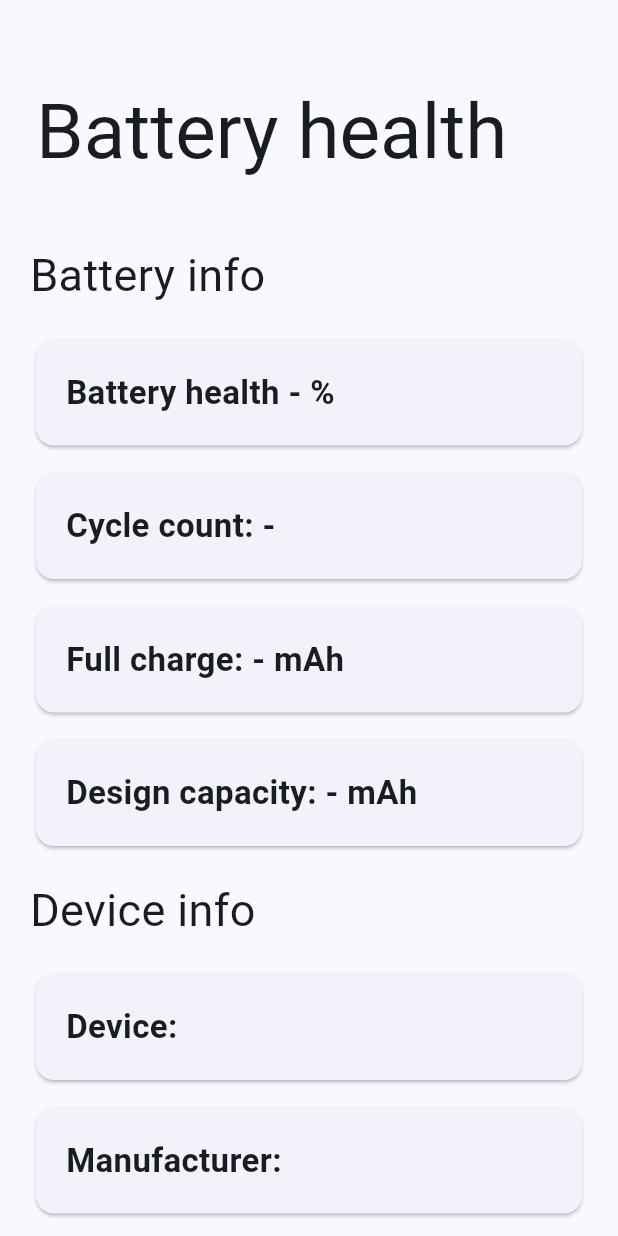
After one commit to Maciek-Hetman/battery_health, a Flutter app: the screen it shows after launch, on a phone screen of 412 x 824 dp. The commit adds this screen. Run offline on Flutter 3.47's test engine with Material 2 defaults, Android fonts, the phone set to English and light mode, and no system bars; drawn by our look-alikes of dynamic_color; our stand-ins replace device_info_plus; missing offline and left inert: root.

Commit message:
moved garbage to separate file

```diff
--- /dev/null
+++ b/lib/BatteryHealthView.dart
@@ -0,0 +1,73 @@
+import 'package:flutter/material.dart';
+
+import './card_widget.dart';
+
+class BatteryHealthView extends StatelessWidget {
+  final String _batteryHealth;
+  final String _cycleCount;
+  final String _fullChargeReadable;
+  final String _designCapacityReadable;
+  final String _deviceName;
+  final String _deviceManufacturer;
+  final String _deviceAndroidVersion;
+  final bool _rootAccess;
+
+  const BatteryHealthView(
+      this._batteryHealth,
+      this._cycleCount,
+      this._fullChargeReadable,
+      this._designCapacityReadable,
+      this._deviceName,
+      this._deviceManufacturer,
+      this._deviceAndroidVersion,
+      this._rootAccess,
+      {super.key});
+
+  Widget build(BuildContext context) {
+    return Scaffold(
+        body: CustomScrollView(
+      slivers: <Widget>[
+        const SliverAppBar(
+          expandedHeight: 150,
+          flexibleSpace: FlexibleSpaceBar(
+            title: Text(
+              "Battery health",
+              style: TextStyle(
+                  fontFamily: "Roboto",
+                  fontSize: 34,
+                  fontWeight: FontWeight.w400),
+            ),
+            titlePadding: EdgeInsetsDirectional.only(start: 24, bottom: 30),
+          ),
+        ),
+        SliverList(
+          delegate: SliverChildListDelegate([
+            Container(
+                padding:
+                    const EdgeInsets.symmetric(horizontal: 20, vertical: 12),
+                child:
+                    const Text('Battery info', style: TextStyle(fontSize: 30))),
+            CustomCard("Battery health $_batteryHealth%"),
+            CustomCard("Cycle count: $_cycleCount"),
+            CustomCard("Full charge: $_fullChargeReadable"),
+            CustomCard("Design capacity: $_designCapacityReadable"),
+            Container(
+              padding: const EdgeInsets.symmetric(horizontal: 20, vertical: 12),
+              child: const Text(
+                "Device info",
+                style: TextStyle(
+                  fontSize: 30,
+                  // fontWeight: FontWeight.bold,
+                ),
+              ),
+            ),
+            CustomCard("Device: $_deviceName"),
+            CustomCard("Manufacturer: $_deviceManufacturer"),
+            CustomCard("Android version: $_deviceAndroidVersion"),
+            CustomCard("Root access: $_rootAccess"),
+          ]),
+        )
+      ],
+    ));
+  }
+}
--- a/lib/main.dart
+++ b/lib/main.dart
@@ -1,3 +1,4 @@
+import 'package:battery_health/BatteryHealthView.dart';
 import 'package:dynamic_color/dynamic_color.dart';
 import 'package:flutter/material.dart';
 import 'package:root/root.dart';
@@ -17,7 +18,7 @@ class MyApp extends StatefulWidget {
 }
 
 class _MyAppState extends State<MyApp> {
-  final _materialBlue = Color(0x002196f3);
+  final _materialBlue = const Color(0x002196f3);
 
   var _rootAccess = false;
   var _cycleCount = "-";
@@ -46,8 +47,12 @@ class _MyAppState extends State<MyApp> {
 
     setState(() {
       _rootAccess = result;
-      checkCycleCount();
-      checkFullCharge();
+
+      if (result) {
+        checkCycleCount();
+        checkFullCharge();
+      }
+
       getDeviceInfo();
     });
   }
@@ -137,53 +142,15 @@ class _MyAppState extends State<MyApp> {
               useMaterial3: true,
               colorScheme: darkColorScheme),
           themeMode: ThemeMode.system,
-          home: Scaffold(
-              body: CustomScrollView(
-            slivers: <Widget>[
-              const SliverAppBar(
-                expandedHeight: 150,
-                flexibleSpace: FlexibleSpaceBar(
-                  title: Text(
-                    "Battery health",
-                    style: TextStyle(
-                        fontFamily: "Roboto",
-                        fontSize: 34,
-                        fontWeight: FontWeight.w400),
-                  ),
-                  titlePadding:
-                      EdgeInsetsDirectional.only(start: 24, bottom: 30),
-                ),
-              ),
-              SliverList(
-                delegate: SliverChildListDelegate([
-                  Container(
-                      padding: const EdgeInsets.symmetric(
-                          horizontal: 20, vertical: 12),
-                      child: const Text('Battery info',
-                          style: TextStyle(fontSize: 30))),
-                  CustomCard("Battery health $_batteryHealth%"),
-                  CustomCard("Cycle count: $_cycleCount"),
-                  CustomCard("Full charge: $_fullChargeReadable"),
-                  CustomCard("Design capacity: $_designCapacityReadable"),
-                  Container(
-                    padding: const EdgeInsets.symmetric(
-                        horizontal: 20, vertical: 12),
-                    child: const Text(
-                      "Device info",
-                      style: TextStyle(
-                        fontSize: 30,
-                        // fontWeight: FontWeight.bold,
-                      ),
-                    ),
-                  ),
-                  CustomCard("Device: $_deviceName"),
-                  CustomCard("Manufacturer: $_deviceManufacturer"),
-                  CustomCard("Android version: $_deviceAndroidVersion"),
-                  CustomCard("Root access: $_rootAccess"),
-                ]),
-              )
-            ],
-          )),
+          home: BatteryHealthView(
+              _batteryHealth,
+              _cycleCount,
+              _fullChargeReadable,
+              _designCapacityReadable,
+              _deviceName,
+              _deviceManufacturer,
+              _deviceAndroidVersion,
+              _rootAccess),
         );
       },
     );
```
Also changed, not shown: 1 other file.
